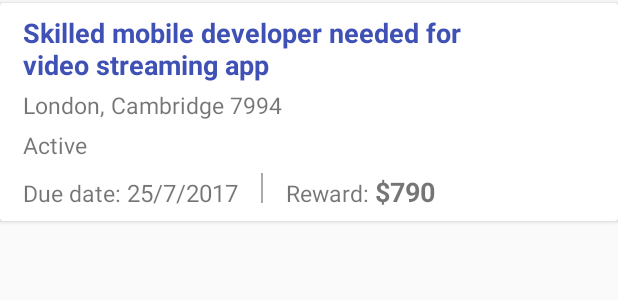
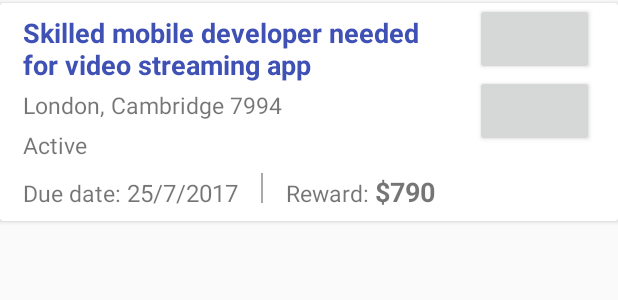
Before and after one commit to srihi/Civis, an Android app: the layout list_item_assignment.xml on its own in the app's theme, with its tools: preview values and no code run, on a phone screen of 412 x 824 dp. Shown: the top 300 px of the screen. Run offline under Robolectric (Android 15) with nearby library versions, the light colour scheme and no system bars.

Commit message:
Add margins to task buttons

```diff
--- a/app/src/main/res/layout/list_item_assignment.xml
+++ b/app/src/main/res/layout/list_item_assignment.xml
@@ -101,17 +101,21 @@
             android:layout_width="0dp"
             android:layout_height="match_parent"
             android:layout_weight="1"
+            android:layout_marginEnd="16dp"
+            android:layout_marginRight="16dp"
             android:orientation="vertical">
             <Button
                 android:layout_width="wrap_content"
                 android:layout_height="wrap_content"
                 android:id="@+id/button1"
-                android:visibility="gone"/>
+                android:visibility="gone"
+                tools:visibility="visible"/>
             <Button
                 android:layout_width="wrap_content"
                 android:layout_height="wrap_content"
                 android:id="@+id/button2"
-                android:visibility="gone"/>
+                android:visibility="gone"
+                tools:visibility="visible"/>
 
         </LinearLayout>
     </LinearLayout>
```
